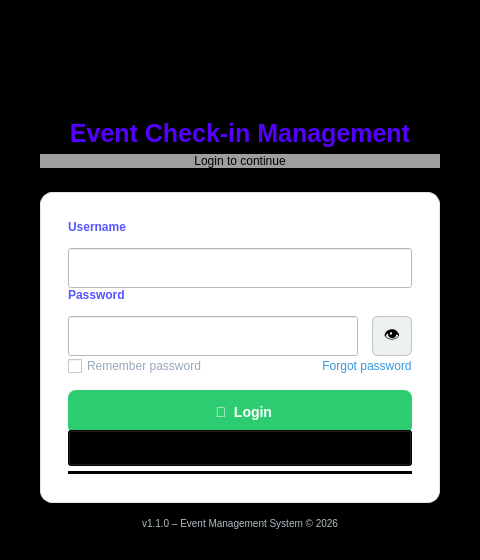
khoivnk25411e/Final-Project-Programming-Techniques, file ui/LoginWindow.ui: the form before one commit.
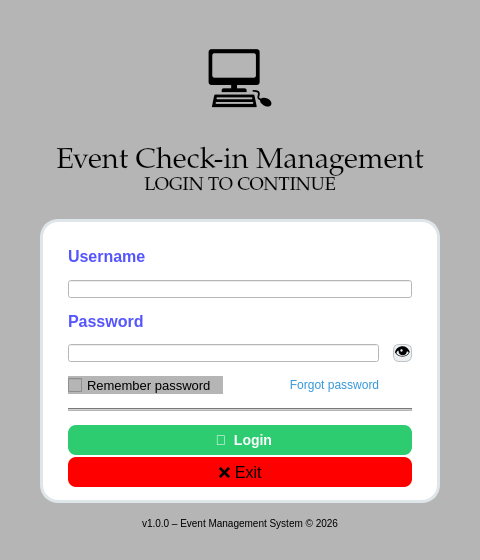
The form after the commit.

Diff of the .ui file:
```diff
--- a/ui/LoginWindow.ui
+++ b/ui/LoginWindow.ui
@@ -26,7 +26,8 @@
    <string>Login - Event Management System</string>
   </property>
   <property name="styleSheet">
-   <string notr="true">background-color: rgb(0, 0, 0);</string>
+   <string notr="true">background-color: rgb(0, 0, 0);
+background-color: rgb(181, 181, 181);</string>
   </property>
   <widget class="QWidget" name="centralwidget">
    <layout class="QVBoxLayout" name="verticalLayout">
@@ -50,15 +51,14 @@
       <property name="font">
        <font>
         <family>Arial</family>
-        <pointsize>59</pointsize>
+        <pointsize>51</pointsize>
        </font>
       </property>
       <property name="styleSheet">
-       <string notr="true">
-background-color: rgb(0, 0, 0);</string>
+       <string notr="true"/>
       </property>
       <property name="text">
-       <string>🎫</string>
+       <string>💻</string>
       </property>
       <property name="alignment">
        <set>Qt::AlignCenter</set>
@@ -69,15 +69,18 @@
      <widget class="QLabel" name="lblTitle">
       <property name="font">
        <font>
-        <family>Arial</family>
-        <pointsize>19</pointsize>
-        <weight>75</weight>
-        <bold>true</bold>
+        <family>Palatino Linotype</family>
+        <pointsize>22</pointsize>
+        <weight>50</weight>
+        <italic>false</italic>
+        <bold>false</bold>
        </font>
       </property>
       <property name="styleSheet">
-       <string notr="true">color: #2c3e50; margin-bottom: 6px;
-color: rgb(85, 0, 255);</string>
+       <string notr="true">font: 20pt &quot;MS Shell Dlg 2&quot;;
+color: rgb(0, 0, 0);
+font: 75 &quot;Nirmala UI&quot;;
+font: 22pt &quot;Palatino Linotype&quot;;</string>
       </property>
       <property name="text">
        <string>Event Check-in Management</string>
@@ -91,21 +94,22 @@
      <widget class="QLabel" name="lblSubtitle">
       <property name="font">
        <font>
-        <family>MS Shell Dlg 2</family>
-        <pointsize>11</pointsize>
+        <family>Palatino Linotype</family>
+        <pointsize>18</pointsize>
         <weight>50</weight>
         <italic>false</italic>
         <bold>false</bold>
        </font>
       </property>
       <property name="styleSheet">
-       <string notr="true">color: #7f8c8d; font-size: 12px; margin-bottom: 24px;
-font: 11pt &quot;MS Shell Dlg 2&quot;;
+       <string notr="true">color: #7f8c8d; font-size: 18px; margin-bottom: 24px;
+font: 18pt &quot;Palatino Linotype&quot;;
+
 color: rgb(0, 0, 0);
-background-color: rgb(158, 158, 158);</string>
+</string>
       </property>
       <property name="text">
-       <string>Login to continue</string>
+       <string>LOGIN TO CONTINUE</string>
       </property>
       <property name="alignment">
        <set>Qt::AlignCenter</set>
@@ -114,11 +118,17 @@
     </item>
     <item>
      <widget class="QWidget" name="cardWidget" native="true">
+      <property name="maximumSize">
+       <size>
+        <width>16777215</width>
+        <height>16777215</height>
+       </size>
+      </property>
       <property name="styleSheet">
        <string notr="true">QWidget#cardWidget {
     background-color: white;
-    border-radius: 12px;
-    border: 1px solid #dfe6e9;
+    border-radius: 18px;
+    border: 3px solid #dfe6e9;
 }</string>
       </property>
       <layout class="QVBoxLayout" name="cardLayout">
@@ -140,7 +150,7 @@
        <item>
         <widget class="QLabel" name="lblUsername">
          <property name="styleSheet">
-          <string notr="true">font-weight: bold; color: #2c3e50; font-size: 12px;
+          <string notr="true">font-weight: bold; color: #2c3e50; font-size: 16px;
 background-color: rgb(255, 255, 255);
 color: rgb(85, 85, 255);</string>
          </property>
@@ -151,15 +161,16 @@
        </item>
        <item>
         <widget class="QLineEdit" name="lineEditUsername">
-         <property name="minimumSize">
-          <size>
-           <width>0</width>
-           <height>40</height>
-          </size>
+         <property name="enabled">
+          <bool>true</bool>
          </property>
          <property name="font">
           <font>
-           <pointsize>8</pointsize>
+           <family>MS Shell Dlg 2</family>
+           <pointsize>12</pointsize>
+           <weight>50</weight>
+           <italic>false</italic>
+           <bold>false</bold>
           </font>
          </property>
          <property name="styleSheet">
@@ -180,7 +191,7 @@
           </font>
          </property>
          <property name="styleSheet">
-          <string notr="true">font-weight: bold; color: #2c3e50; font-size: 12px;
+          <string notr="true">font-weight: bold; color: #2c3e50; font-size: 16px;
 background-color: rgb(255, 255, 255);
 color: rgb(85, 85, 255);</string>
          </property>
@@ -193,11 +204,8 @@
         <layout class="QHBoxLayout" name="horizontalLayout">
          <item>
           <widget class="QLineEdit" name="lineEditPassword">
-           <property name="minimumSize">
-            <size>
-             <width>0</width>
-             <height>40</height>
-            </size>
+           <property name="cursor">
+            <cursorShape>IBeamCursor</cursorShape>
            </property>
            <property name="styleSheet">
             <string notr="true">background-color: rgb(255, 255, 255);
@@ -210,12 +218,6 @@
          </item>
          <item>
           <widget class="QPushButton" name="btnTogglePwd">
-           <property name="minimumSize">
-            <size>
-             <width>40</width>
-             <height>40</height>
-            </size>
-           </property>
            <property name="maximumSize">
             <size>
              <width>40</width>
@@ -244,13 +246,23 @@
         <layout class="QHBoxLayout" name="horizontalLayout_2">
          <item>
           <widget class="QCheckBox" name="checkBoxRemember">
+           <property name="font">
+            <font>
+             <pointsize>10</pointsize>
+            </font>
+           </property>
            <property name="styleSheet">
-            <string notr="true">color: rgb(149, 167, 189);
-background-color: rgb(255, 255, 255);</string>
+            <string notr="true"/>
            </property>
            <property name="text">
             <string>Remember password</string>
            </property>
+           <property name="checkable">
+            <bool>true</bool>
+           </property>
+           <property name="tristate">
+            <bool>true</bool>
+           </property>
           </widget>
          </item>
          <item>
@@ -258,9 +270,12 @@
            <property name="orientation">
             <enum>Qt::Horizontal</enum>
            </property>
+           <property name="sizeType">
+            <enum>QSizePolicy::Fixed</enum>
+           </property>
            <property name="sizeHint" stdset="0">
             <size>
-             <width>40</width>
+             <width>20</width>
              <height>20</height>
             </size>
            </property>
@@ -268,6 +283,11 @@
          </item>
          <item>
           <widget class="QPushButton" name="btnForgotPassword">
+           <property name="font">
+            <font>
+             <pointsize>-1</pointsize>
+            </font>
+           </property>
            <property name="cursor">
             <cursorShape>PointingHandCursor</cursorShape>
            </property>
@@ -293,22 +313,55 @@
          </item>
         </layout>
        </item>
+       <item>
+        <widget class="Line" name="line">
+         <property name="styleSheet">
+          <string notr="true">color: #ecf0f1;</string>
+         </property>
+         <property name="orientation">
+          <enum>Qt::Horizontal</enum>
+         </property>
+        </widget>
+       </item>
        <item>
         <widget class="QPushButton" name="btnLogin">
+         <property name="enabled">
+          <bool>true</bool>
+         </property>
+         <property name="sizePolicy">
+          <sizepolicy hsizetype="Expanding" vsizetype="Fixed">
+           <horstretch>0</horstretch>
+           <verstretch>0</verstretch>
+          </sizepolicy>
+         </property>
          <property name="minimumSize">
           <size>
            <width>0</width>
-           <height>44</height>
+           <height>30</height>
           </size>
          </property>
+         <property name="maximumSize">
+          <size>
+           <width>16777215</width>
+           <height>16777215</height>
+          </size>
+         </property>
+         <property name="font">
+          <font>
+           <pointsize>-1</pointsize>
+           <weight>75</weight>
+           <bold>true</bold>
+          </font>
+         </property>
          <property name="styleSheet">
           <string notr="true">QPushButton {
-    background-color: #2ecc71; 
+    background-color: #2ecc71;
     color: white;
-    font-size: 14px; 
+    font-size: 14px;
     font-weight: bold;
-    border-radius: 8px; 
-    border: none;
+    border-radius: 8px;
+    border: 12px;
+	border-color: rgb(0, 0, 0);
 }
 QPushButton:hover { 
     background-color: #27ae60; 
@@ -320,6 +373,12 @@
          <property name="text">
           <string>  🔑  Login</string>
          </property>
+         <property name="iconSize">
+          <size>
+           <width>20</width>
+           <height>16</height>
+          </size>
+         </property>
         </widget>
        </item>
        <item>
@@ -327,35 +386,22 @@
          <property name="minimumSize">
           <size>
            <width>0</width>
-           <height>36</height>
+           <height>30</height>
           </size>
          </property>
          <property name="styleSheet">
-          <string notr="true">QPushButton { 
-    background: #ecf0f1; 
-    color: #7f8c8d;
-    font-size: 13px; 
-    border-radius: 8px; 
-    border: none; 
+          <string notr="true">QPushButton {
+    background: rgb(255, 0, 0);
+    color: rgb(0, 0, 0);
+    font-size: 16px;
+    border-radius: 8px;
+    border: none;
 }
-QPushButton:hover { 
-    background: #d5dbdb; 
-    color: #2c3e50; 
-}
-background-color: rgb(255, 85, 0);</string>
+
+</string>
          </property>
          <property name="text">
-          <string>Exit</string>
-         </property>
-        </widget>
-       </item>
-       <item>
-        <widget class="Line" name="line">
-         <property name="styleSheet">
-          <string notr="true">color: #ecf0f1;</string>
-         </property>
-         <property name="orientation">
-          <enum>Qt::Horizontal</enum>
+          <string>❌ Exit</string>
          </property>
         </widget>
        </item>
@@ -365,10 +411,10 @@
     <item>
      <widget class="QLabel" name="lblVersion">
       <property name="styleSheet">
-       <string notr="true">color: #b2bec3; font-size: 10px; margin-top: 14px;</string>
+       <string notr="true">color: rgb(0, 0, 0); font-size: 10px; margin-top: 14px;</string>
       </property>
       <property name="text">
-       <string>v1.1.0 – Event Management System © 2026</string>
+       <string>v1.0.0 – Event Management System © 2026</string>
       </property>
       <property name="alignment">
        <set>Qt::AlignCenter</set>
```
Left out of the diff: 39 changed lines with no effect on the pictures.
